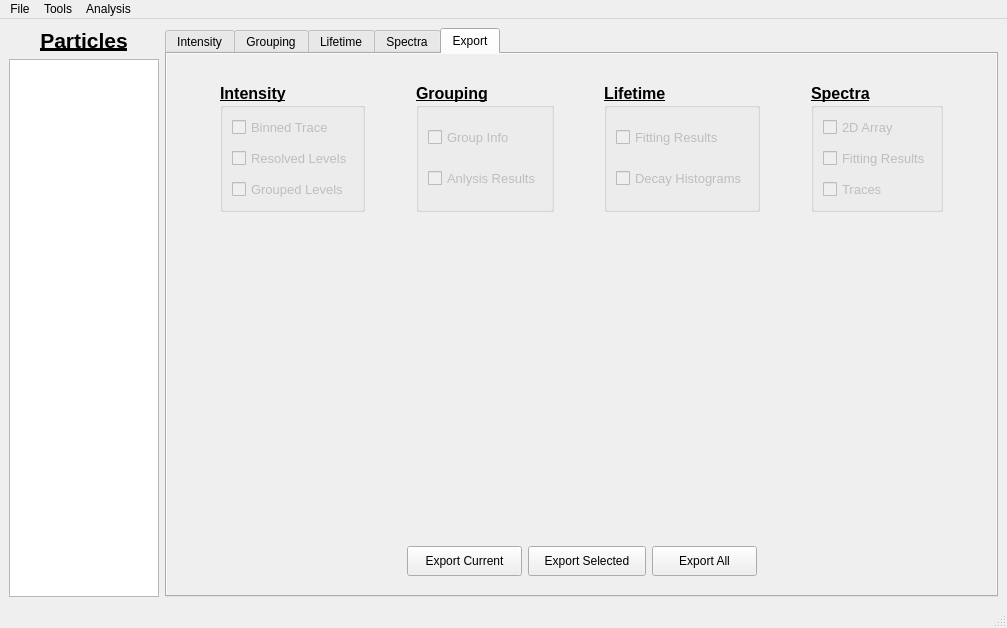
This is resources/ui/mainwindow.ui in BioPhysicsUP/Full_SMS as Qt 5 draws it before an edit. The edited form follows.
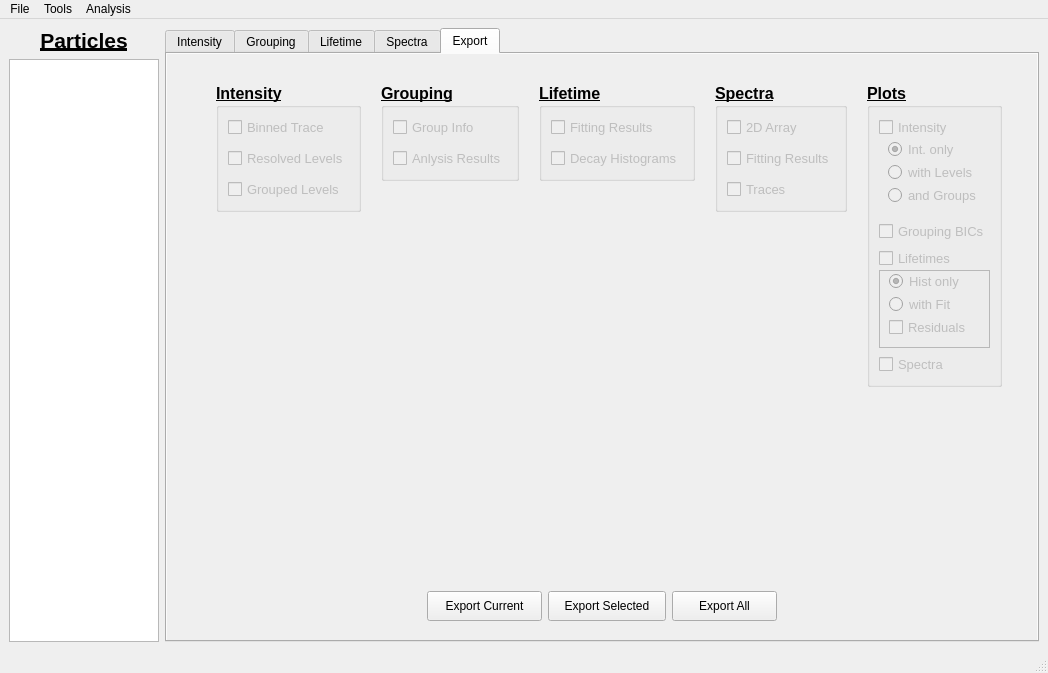
This is the edited form. The open tabs and pages were chosen to show the change. Icons and pictures are not drawn. Custom widgets are drawn as their Qt base class.

What changed in the file:
```diff
--- a/resources/ui/mainwindow.ui
+++ b/resources/ui/mainwindow.ui
@@ -7,8 +7,8 @@
    <rect>
     <x>0</x>
     <y>0</y>
-    <width>1007</width>
-    <height>628</height>
+    <width>1048</width>
+    <height>673</height>
    </rect>
   </property>
   <property name="sizePolicy">
@@ -1898,7 +1898,7 @@
              <enum>Qt::Vertical</enum>
             </property>
             <property name="sizeType">
-             <enum>QSizePolicy::Preferred</enum>
+             <enum>QSizePolicy::Fixed</enum>
             </property>
             <property name="sizeHint" stdset="0">
              <size>
@@ -1910,11 +1910,17 @@
           </item>
           <item>
            <layout class="QHBoxLayout" name="layExport_Options">
+            <property name="spacing">
+             <number>0</number>
+            </property>
             <item>
              <spacer name="spcEx_Options_1">
               <property name="orientation">
                <enum>Qt::Horizontal</enum>
               </property>
+              <property name="sizeType">
+               <enum>QSizePolicy::Minimum</enum>
+              </property>
               <property name="sizeHint" stdset="0">
                <size>
                 <width>40</width>
@@ -1923,8 +1929,56 @@
               </property>
              </spacer>
             </item>
+            <item>
+             <widget class="QFrame" name="frame">
+              <property name="sizePolicy">
+               <sizepolicy hsizetype="Fixed" vsizetype="Preferred">
+                <horstretch>0</horstretch>
+                <verstretch>0</verstretch>
+               </sizepolicy>
+              </property>
+              <property name="minimumSize">
+               <size>
+                <width>0</width>
+                <height>0</height>
+               </size>
+              </property>
+              <property name="frameShape">
+               <enum>QFrame::NoFrame</enum>
+              </property>
+              <property name="frameShadow">
+               <enum>QFrame::Raised</enum>
+              </property>
+              <layout class="QVBoxLayout" name="verticalLayout_3">
+               <property name="spacing">
+                <number>0</number>
+               </property>
+               <property name="leftMargin">
+                <number>0</number>
+               </property>
+               <property name="topMargin">
+                <number>0</number>
+               </property>
+               <property name="rightMargin">
+                <number>0</number>
+               </property>
+               <property name="bottomMargin">
+                <number>0</number>
+               </property>
             <item>
              <widget class="QGroupBox" name="gbxExport_Int">
+                 <property name="sizePolicy">
+                  <sizepolicy hsizetype="Fixed" vsizetype="Minimum">
+                   <horstretch>0</horstretch>
+                   <verstretch>0</verstretch>
+                  </sizepolicy>
+                 </property>
+                 <property name="minimumSize">
+                  <size>
+                   <width>0</width>
+                   <height>0</height>
+                  </size>
+                 </property>
               <property name="font">
                <font>
                 <pointsize>12</pointsize>
@@ -2001,18 +2055,21 @@
                  </property>
                 </widget>
                </item>
+                 </layout>
+                </widget>
+               </item>
                <item>
                 <spacer name="spcEx_Int">
                  <property name="orientation">
                   <enum>Qt::Vertical</enum>
                  </property>
                  <property name="sizeType">
-                  <enum>QSizePolicy::Minimum</enum>
+                  <enum>QSizePolicy::MinimumExpanding</enum>
                  </property>
                  <property name="sizeHint" stdset="0">
                   <size>
                    <width>20</width>
-                   <height>0</height>
+                   <height>40</height>
                   </size>
                  </property>
                 </spacer>
@@ -2025,19 +2082,70 @@
               <property name="orientation">
                <enum>Qt::Horizontal</enum>
               </property>
+              <property name="sizeType">
+               <enum>QSizePolicy::Fixed</enum>
+              </property>
               <property name="sizeHint" stdset="0">
                <size>
-                <width>40</width>
+                <width>20</width>
                 <height>20</height>
                </size>
               </property>
              </spacer>
             </item>
+            <item>
+             <widget class="QFrame" name="frame_2">
+              <property name="sizePolicy">
+               <sizepolicy hsizetype="Fixed" vsizetype="Preferred">
+                <horstretch>0</horstretch>
+                <verstretch>0</verstretch>
+               </sizepolicy>
+              </property>
+              <property name="minimumSize">
+               <size>
+                <width>0</width>
+                <height>0</height>
+               </size>
+              </property>
+              <property name="frameShape">
+               <enum>QFrame::NoFrame</enum>
+              </property>
+              <property name="frameShadow">
+               <enum>QFrame::Raised</enum>
+              </property>
+              <layout class="QVBoxLayout" name="verticalLayout_4">
+               <property name="spacing">
+                <number>0</number>
+               </property>
+               <property name="leftMargin">
+                <number>0</number>
+               </property>
+               <property name="topMargin">
+                <number>0</number>
+               </property>
+               <property name="rightMargin">
+                <number>0</number>
+               </property>
+               <property name="bottomMargin">
+                <number>0</number>
+               </property>
             <item>
              <widget class="QGroupBox" name="gbxExport_Groups">
               <property name="enabled">
                <bool>true</bool>
               </property>
+                 <property name="sizePolicy">
+                  <sizepolicy hsizetype="Fixed" vsizetype="Minimum">
+                   <horstretch>0</horstretch>
+                   <verstretch>0</verstretch>
+                  </sizepolicy>
+                 </property>
+                 <property name="minimumSize">
+                  <size>
+                   <width>0</width>
+                   <height>0</height>
+                  </size>
+                 </property>
               <property name="font">
                <font>
                 <pointsize>12</pointsize>
@@ -2089,18 +2197,21 @@
                  </property>
                 </widget>
                </item>
+                 </layout>
+                </widget>
+               </item>
                <item>
-                <spacer name="spcEx_Grouping">
+                <spacer name="verticalSpacer">
                  <property name="orientation">
                   <enum>Qt::Vertical</enum>
                  </property>
                  <property name="sizeType">
-                  <enum>QSizePolicy::Minimum</enum>
+                  <enum>QSizePolicy::MinimumExpanding</enum>
                  </property>
                  <property name="sizeHint" stdset="0">
                   <size>
                    <width>20</width>
-                   <height>0</height>
+                   <height>40</height>
                   </size>
                  </property>
                 </spacer>
@@ -2109,23 +2220,74 @@
              </widget>
             </item>
             <item>
-             <spacer name="spcEx_Options_3">
+             <spacer name="spcEx_Options_6">
               <property name="orientation">
                <enum>Qt::Horizontal</enum>
               </property>
+              <property name="sizeType">
+               <enum>QSizePolicy::Fixed</enum>
+              </property>
               <property name="sizeHint" stdset="0">
                <size>
-                <width>40</width>
+                <width>20</width>
                 <height>20</height>
                </size>
               </property>
              </spacer>
             </item>
+            <item>
+             <widget class="QFrame" name="frame_4">
+              <property name="sizePolicy">
+               <sizepolicy hsizetype="Fixed" vsizetype="Preferred">
+                <horstretch>0</horstretch>
+                <verstretch>0</verstretch>
+               </sizepolicy>
+              </property>
+              <property name="minimumSize">
+               <size>
+                <width>0</width>
+                <height>0</height>
+               </size>
+              </property>
+              <property name="frameShape">
+               <enum>QFrame::NoFrame</enum>
+              </property>
+              <property name="frameShadow">
+               <enum>QFrame::Raised</enum>
+              </property>
+              <layout class="QVBoxLayout" name="verticalLayout_6">
+               <property name="spacing">
+                <number>0</number>
+               </property>
+               <property name="leftMargin">
+                <number>0</number>
+               </property>
+               <property name="topMargin">
+                <number>0</number>
+               </property>
+               <property name="rightMargin">
+                <number>0</number>
+               </property>
+               <property name="bottomMargin">
+                <number>0</number>
+               </property>
             <item>
              <widget class="QGroupBox" name="gbxExport_Lifetimes">
               <property name="enabled">
                <bool>true</bool>
               </property>
+                 <property name="sizePolicy">
+                  <sizepolicy hsizetype="Fixed" vsizetype="Minimum">
+                   <horstretch>0</horstretch>
+                   <verstretch>0</verstretch>
+                  </sizepolicy>
+                 </property>
+                 <property name="minimumSize">
+                  <size>
+                   <width>0</width>
+                   <height>0</height>
+                  </size>
+                 </property>
               <property name="font">
                <font>
                 <pointsize>12</pointsize>
@@ -2177,18 +2339,21 @@
                  </property>
                 </widget>
                </item>
+                 </layout>
+                </widget>
+               </item>
                <item>
                 <spacer name="spcEx_Lifetime">
                  <property name="orientation">
                   <enum>Qt::Vertical</enum>
                  </property>
                  <property name="sizeType">
-                  <enum>QSizePolicy::Minimum</enum>
+                  <enum>QSizePolicy::MinimumExpanding</enum>
                  </property>
                  <property name="sizeHint" stdset="0">
                   <size>
                    <width>20</width>
-                   <height>0</height>
+                   <height>40</height>
                   </size>
                  </property>
                 </spacer>
@@ -2201,19 +2366,70 @@
               <property name="orientation">
                <enum>Qt::Horizontal</enum>
               </property>
+              <property name="sizeType">
+               <enum>QSizePolicy::Fixed</enum>
+              </property>
               <property name="sizeHint" stdset="0">
                <size>
-                <width>40</width>
+                <width>20</width>
                 <height>20</height>
                </size>
               </property>
              </spacer>
             </item>
+            <item>
+             <widget class="QFrame" name="frame_5">
+              <property name="sizePolicy">
+               <sizepolicy hsizetype="Fixed" vsizetype="Preferred">
+                <horstretch>0</horstretch>
+                <verstretch>0</verstretch>
+               </sizepolicy>
+              </property>
+              <property name="minimumSize">
+               <size>
+                <width>0</width>
+                <height>0</height>
+               </size>
+              </property>
+              <property name="frameShape">
+               <enum>QFrame::NoFrame</enum>
+              </property>
+              <property name="frameShadow">
+               <enum>QFrame::Raised</enum>
+              </property>
+              <layout class="QVBoxLayout" name="verticalLayout_8">
+               <property name="spacing">
+                <number>0</number>
+               </property>
+               <property name="leftMargin">
+                <number>0</number>
+               </property>
+               <property name="topMargin">
+                <number>0</number>
+               </property>
+               <property name="rightMargin">
+                <number>0</number>
+               </property>
+               <property name="bottomMargin">
+                <number>0</number>
+               </property>
             <item>
              <widget class="QGroupBox" name="gbxExport_Spectra">
               <property name="enabled">
                <bool>true</bool>
               </property>
+                 <property name="sizePolicy">
+                  <sizepolicy hsizetype="Fixed" vsizetype="Minimum">
+                   <horstretch>0</horstretch>
+                   <verstretch>0</verstretch>
+                  </sizepolicy>
+                 </property>
+                 <property name="minimumSize">
+                  <size>
+                   <width>0</width>
+                   <height>0</height>
+                  </size>
+                 </property>
               <property name="font">
                <font>
                 <pointsize>12</pointsize>
@@ -2283,18 +2499,21 @@
                  </property>
                 </widget>
                </item>
+                 </layout>
+                </widget>
+               </item>
                <item>
                 <spacer name="spcEx_Spectra">
                  <property name="orientation">
                   <enum>Qt::Vertical</enum>
                  </property>
                  <property name="sizeType">
-                  <enum>QSizePolicy::Minimum</enum>
+                  <enum>QSizePolicy::MinimumExpanding</enum>
                  </property>
                  <property name="sizeHint" stdset="0">
                   <size>
                    <width>20</width>
-                   <height>0</height>
+                   <height>40</height>
                   </size>
                  </property>
                 </spacer>
@@ -2307,6 +2526,418 @@
               <property name="orientation">
                <enum>Qt::Horizontal</enum>
               </property>
+              <property name="sizeType">
+               <enum>QSizePolicy::Fixed</enum>
+              </property>
+              <property name="sizeHint" stdset="0">
+               <size>
+                <width>20</width>
+                <height>20</height>
+               </size>
+              </property>
+             </spacer>
+            </item>
+            <item>
+             <widget class="QFrame" name="frame_3">
+              <property name="sizePolicy">
+               <sizepolicy hsizetype="Fixed" vsizetype="Preferred">
+                <horstretch>0</horstretch>
+                <verstretch>0</verstretch>
+               </sizepolicy>
+              </property>
+              <property name="minimumSize">
+               <size>
+                <width>0</width>
+                <height>0</height>
+               </size>
+              </property>
+              <property name="frameShape">
+               <enum>QFrame::NoFrame</enum>
+              </property>
+              <property name="frameShadow">
+               <enum>QFrame::Raised</enum>
+              </property>
+              <layout class="QVBoxLayout" name="verticalLayout_5">
+               <property name="spacing">
+                <number>0</number>
+               </property>
+               <property name="leftMargin">
+                <number>0</number>
+               </property>
+               <property name="topMargin">
+                <number>0</number>
+               </property>
+               <property name="rightMargin">
+                <number>0</number>
+               </property>
+               <property name="bottomMargin">
+                <number>0</number>
+               </property>
+               <item>
+                <widget class="QGroupBox" name="gbxExport_Plots">
+                 <property name="enabled">
+                  <bool>true</bool>
+                 </property>
+                 <property name="sizePolicy">
+                  <sizepolicy hsizetype="Fixed" vsizetype="Fixed">
+                   <horstretch>0</horstretch>
+                   <verstretch>0</verstretch>
+                  </sizepolicy>
+                 </property>
+                 <property name="minimumSize">
+                  <size>
+                   <width>0</width>
+                   <height>0</height>
+                  </size>
+                 </property>
+                 <property name="font">
+                  <font>
+                   <pointsize>12</pointsize>
+                   <weight>75</weight>
+                   <bold>true</bold>
+                   <underline>true</underline>
+                  </font>
+                 </property>
+                 <property name="title">
+                  <string>Plots</string>
+                 </property>
+                 <layout class="QVBoxLayout" name="verticalLayout_13">
+                  <property name="spacing">
+                   <number>1</number>
+                  </property>
+                  <item>
+                   <widget class="QCheckBox" name="chbEx_Plot_Intensity">
+                    <property name="enabled">
+                     <bool>false</bool>
+                    </property>
+                    <property name="font">
+                     <font>
+                      <pointsize>10</pointsize>
+                      <weight>50</weight>
+                      <bold>false</bold>
+                      <underline>false</underline>
+                     </font>
+                    </property>
+                    <property name="text">
+                     <string>Intensity</string>
+                    </property>
+                   </widget>
+                  </item>
+                  <item>
+                   <widget class="QFrame" name="frmPlot_Int_Selection">
+                    <property name="enabled">
+                     <bool>false</bool>
+                    </property>
+                    <property name="frameShape">
+                     <enum>QFrame::NoFrame</enum>
+                    </property>
+                    <property name="frameShadow">
+                     <enum>QFrame::Plain</enum>
+                    </property>
+                    <property name="lineWidth">
+                     <number>1</number>
+                    </property>
+                    <layout class="QVBoxLayout" name="verticalLayout_2">
+                     <property name="spacing">
+                      <number>2</number>
+                     </property>
+                     <property name="topMargin">
+                      <number>0</number>
+                     </property>
+                     <item>
+                      <widget class="QRadioButton" name="rdbInt_Only">
+                       <property name="enabled">
+                        <bool>false</bool>
+                       </property>
+                       <property name="font">
+                        <font>
+                         <pointsize>10</pointsize>
+                         <weight>50</weight>
+                         <bold>false</bold>
+                         <underline>false</underline>
+                        </font>
+                       </property>
+                       <property name="text">
+                        <string>Int. only</string>
+                       </property>
+                       <property name="checked">
+                        <bool>true</bool>
+                       </property>
+                      </widget>
+                     </item>
+                     <item>
+                      <widget class="QRadioButton" name="rdbWith_Levels">
+                       <property name="enabled">
+                        <bool>false</bool>
+                       </property>
+                       <property name="font">
+                        <font>
+                         <pointsize>10</pointsize>
+                         <weight>50</weight>
+                         <bold>false</bold>
+                         <underline>false</underline>
+                        </font>
+                       </property>
+                       <property name="text">
+                        <string>with Levels</string>
+                       </property>
+                       <property name="checkable">
+                        <bool>true</bool>
+                       </property>
+                       <property name="checked">
+                        <bool>false</bool>
+                       </property>
+                      </widget>
+                     </item>
+                     <item>
+                      <widget class="QRadioButton" name="rdbAnd_Groups">
+                       <property name="enabled">
+                        <bool>false</bool>
+                       </property>
+                       <property name="font">
+                        <font>
+                         <pointsize>10</pointsize>
+                         <weight>50</weight>
+                         <bold>false</bold>
+                         <underline>false</underline>
+                        </font>
+                       </property>
+                       <property name="text">
+                        <string>and Groups</string>
+                       </property>
+                       <property name="checkable">
+                        <bool>true</bool>
+                       </property>
+                      </widget>
+                     </item>
+                    </layout>
+                   </widget>
+                  </item>
+                  <item>
+                   <spacer name="spcEx_Grouping_2">
+                    <property name="orientation">
+                     <enum>Qt::Vertical</enum>
+                    </property>
+                    <property name="sizeType">
+                     <enum>QSizePolicy::Minimum</enum>
+                    </property>
+                    <property name="sizeHint" stdset="0">
+                     <size>
+                      <width>20</width>
+                      <height>5</height>
+                     </size>
+                    </property>
+                   </spacer>
+                  </item>
+                  <item>
+                   <widget class="QCheckBox" name="chbEx_Plot_Group_BIC">
+                    <property name="enabled">
+                     <bool>false</bool>
+                    </property>
+                    <property name="font">
+                     <font>
+                      <pointsize>10</pointsize>
+                      <weight>50</weight>
+                      <bold>false</bold>
+                      <underline>false</underline>
+                     </font>
+                    </property>
+                    <property name="text">
+                     <string>Grouping BICs</string>
+                    </property>
+                   </widget>
+                  </item>
+                  <item>
+                   <spacer name="spcEx_Grouping_3">
+                    <property name="orientation">
+                     <enum>Qt::Vertical</enum>
+                    </property>
+                    <property name="sizeType">
+                     <enum>QSizePolicy::Minimum</enum>
+                    </property>
+                    <property name="sizeHint" stdset="0">
+                     <size>
+                      <width>20</width>
+                      <height>5</height>
+                     </size>
+                    </property>
+                   </spacer>
+                  </item>
+                  <item>
+                   <widget class="QCheckBox" name="chbEx_Plot_Lifetimes">
+                    <property name="enabled">
+                     <bool>false</bool>
+                    </property>
+                    <property name="font">
+                     <font>
+                      <pointsize>10</pointsize>
+                      <weight>50</weight>
+                      <bold>false</bold>
+                      <underline>false</underline>
+                     </font>
+                    </property>
+                    <property name="text">
+                     <string>Lifetimes</string>
+                    </property>
+                   </widget>
+                  </item>
+                  <item>
+                   <widget class="QFrame" name="frmPlot_Lifetime_Selection">
+                    <property name="enabled">
+                     <bool>false</bool>
+                    </property>
+                    <property name="frameShape">
+                     <enum>QFrame::StyledPanel</enum>
+                    </property>
+                    <property name="frameShadow">
+                     <enum>QFrame::Raised</enum>
+                    </property>
+                    <layout class="QVBoxLayout" name="verticalLayout_17">
+                     <property name="spacing">
+                      <number>2</number>
+                     </property>
+                     <property name="topMargin">
+                      <number>0</number>
+                     </property>
+                     <item>
+                      <widget class="QRadioButton" name="rdbHist_Only">
+                       <property name="enabled">
+                        <bool>false</bool>
+                       </property>
+                       <property name="font">
+                        <font>
+                         <pointsize>10</pointsize>
+                         <weight>50</weight>
+                         <bold>false</bold>
+                         <underline>false</underline>
+                        </font>
+                       </property>
+                       <property name="text">
+                        <string>Hist only</string>
+                       </property>
+                       <property name="checkable">
+                        <bool>true</bool>
+                       </property>
+                       <property name="checked">
+                        <bool>true</bool>
+                       </property>
+                       <property name="autoExclusive">
+                        <bool>true</bool>
+                       </property>
+                      </widget>
+                     </item>
+                     <item>
+                      <widget class="QRadioButton" name="rdbWith_Fit">
+                       <property name="enabled">
+                        <bool>false</bool>
+                       </property>
+                       <property name="font">
+                        <font>
+                         <pointsize>10</pointsize>
+                         <weight>50</weight>
+                         <bold>false</bold>
+                         <underline>false</underline>
+                        </font>
+                       </property>
+                       <property name="text">
+                        <string>with Fit</string>
+                       </property>
+                       <property name="checkable">
+                        <bool>true</bool>
+                       </property>
+                       <property name="checked">
+                        <bool>false</bool>
+                       </property>
+                       <property name="autoExclusive">
+                        <bool>true</bool>
+                       </property>
+                      </widget>
+                     </item>
+                     <item>
+                      <widget class="QCheckBox" name="chbEx_Plot_Residuals">
+                       <property name="enabled">
+                        <bool>false</bool>
+                       </property>
+                       <property name="font">
+                        <font>
+                         <pointsize>10</pointsize>
+                         <weight>50</weight>
+                         <bold>false</bold>
+                         <underline>false</underline>
+                        </font>
+                       </property>
+                       <property name="text">
+                        <string>Residuals</string>
+                       </property>
+                      </widget>
+                     </item>
+                    </layout>
+                   </widget>
+                  </item>
+                  <item>
+                   <spacer name="spcEx_Grouping_4">
+                    <property name="orientation">
+                     <enum>Qt::Vertical</enum>
+                    </property>
+                    <property name="sizeType">
+                     <enum>QSizePolicy::Minimum</enum>
+                    </property>
+                    <property name="sizeHint" stdset="0">
+                     <size>
+                      <width>20</width>
+                      <height>5</height>
+                     </size>
+                    </property>
+                   </spacer>
+                  </item>
+                  <item>
+                   <widget class="QCheckBox" name="chbEx_Plot_Spectra">
+                    <property name="enabled">
+                     <bool>false</bool>
+                    </property>
+                    <property name="font">
+                     <font>
+                      <pointsize>10</pointsize>
+                      <weight>50</weight>
+                      <bold>false</bold>
+                      <underline>false</underline>
+                     </font>
+                    </property>
+                    <property name="text">
+                     <string>Spectra</string>
+                    </property>
+                   </widget>
+                  </item>
+                 </layout>
+                </widget>
+               </item>
+               <item>
+                <spacer name="verticalSpacer_2">
+                 <property name="orientation">
+                  <enum>Qt::Vertical</enum>
+                 </property>
+                 <property name="sizeType">
+                  <enum>QSizePolicy::Expanding</enum>
+                 </property>
+                 <property name="sizeHint" stdset="0">
+                  <size>
+                   <width>20</width>
+                   <height>40</height>
+                  </size>
+                 </property>
+                </spacer>
+               </item>
+              </layout>
+             </widget>
+            </item>
+            <item>
+             <spacer name="spcEx_Options_3">
+              <property name="orientation">
+               <enum>Qt::Horizontal</enum>
+              </property>
+              <property name="sizeType">
+               <enum>QSizePolicy::Expanding</enum>
+              </property>
               <property name="sizeHint" stdset="0">
                <size>
                 <width>40</width>
@@ -2485,7 +3116,7 @@
     <rect>
      <x>0</x>
      <y>0</y>
-     <width>1007</width>
+     <width>1048</width>
      <height>21</height>
     </rect>
    </property>
```
Left out of the diff: 65 changed lines with no effect on the pictures. Lines whose indentation alone changed are shown as unchanged.
